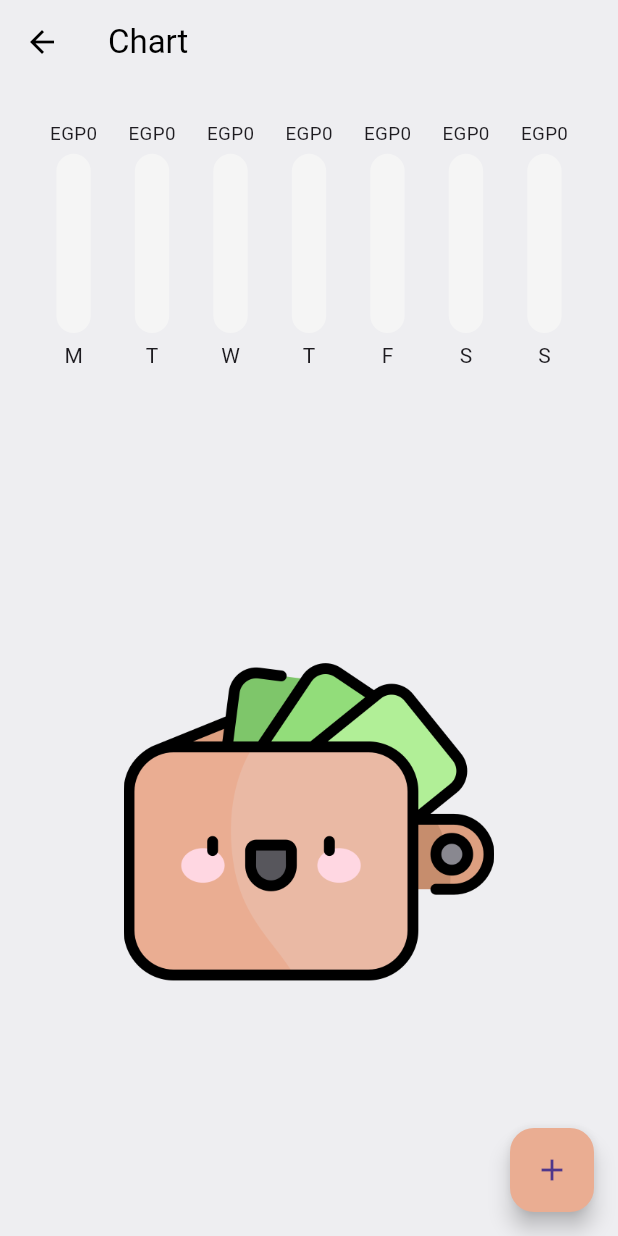
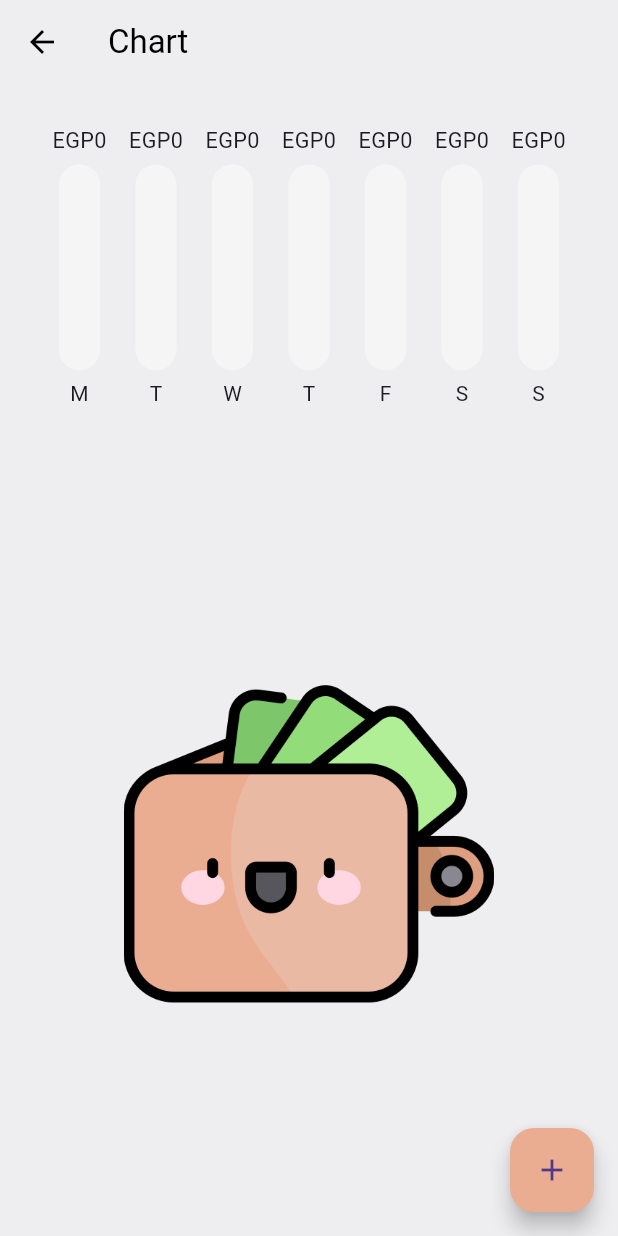
Before and after one commit to MrShow01/demo, a Flutter app: the screen it shows after launch, after a tap on the "bar chart" icon, on a phone screen of 412 x 824 dp. Run offline on Flutter 3.47's test engine with Material 3 defaults, Android fonts, the phone set to English and light mode, and no system bars; our stand-ins replace dropdown_button2, flutter_screenutil, flutter_svg, get, get_storage, image_picker and 3 more; missing offline and left inert: flutter_screen_lock; accounts and stored records are empty.

Commit message:
int main page

```diff
--- a/lib/main.dart
+++ b/lib/main.dart
@@ -26,7 +26,7 @@ class MyApp extends StatelessWidget {
   @override
   Widget build(BuildContext context) {
     return ScreenUtilInit(
-      designSize: const Size(360, 690),
+      designSize: const Size(300, 600),
       minTextAdapt: true,
       splitScreenMode: true,
       builder: (context, child) {
```
Also changed, not shown: 3 other files.
